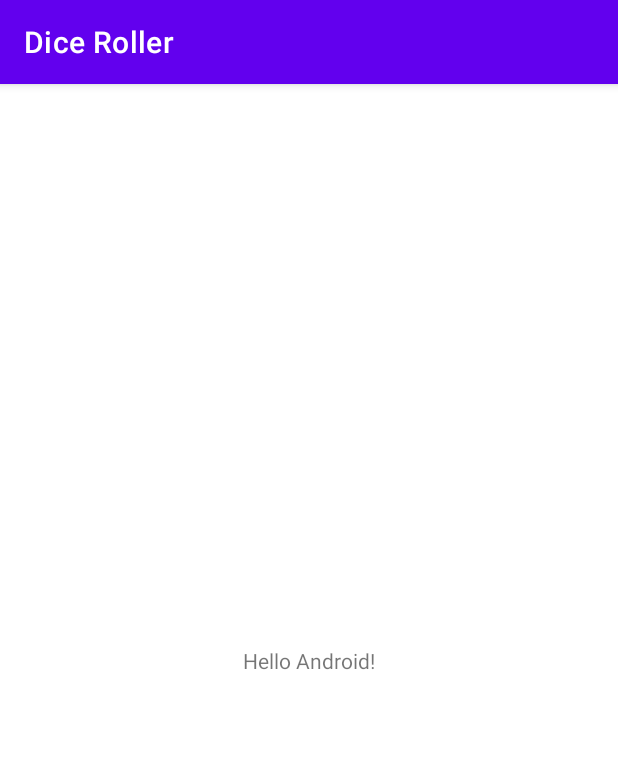
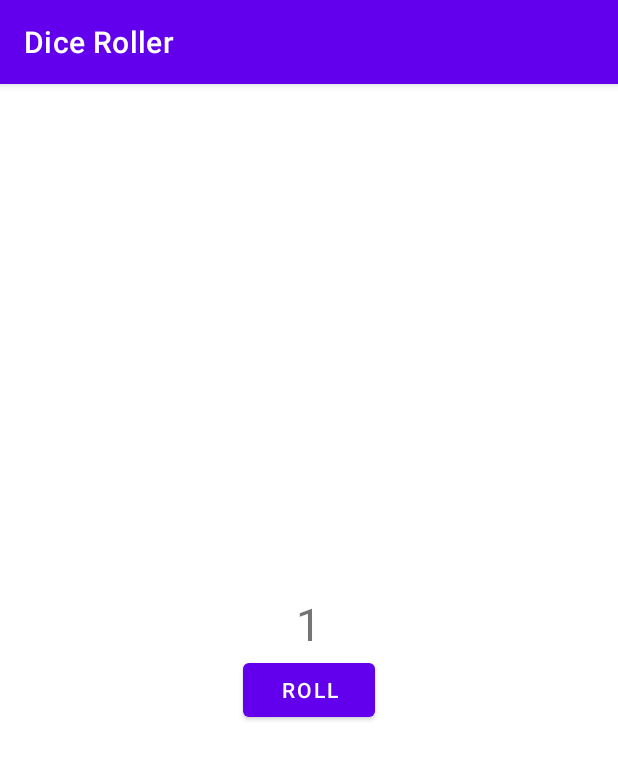
Before and after one commit to sabrina1507/DiceRoller, an Android app: the screen it shows after launch (MainActivity), on a phone screen of 412 x 824 dp. Shown: the top 760 px of the screen. Run offline under Robolectric (Android 15) with nearby library versions, the phone set to English and light mode, and no system bars.

Commit message:
Added button "Roll"

```diff
--- a/app/src/main/res/layout/activity_main.xml
+++ b/app/src/main/res/layout/activity_main.xml
@@ -1,18 +1,22 @@
 <?xml version="1.0" encoding="utf-8"?>
-<androidx.constraintlayout.widget.ConstraintLayout xmlns:android="http://schemas.android.com/apk/res/android"
-    xmlns:app="http://schemas.android.com/apk/res-auto"
+<LinearLayout xmlns:android="http://schemas.android.com/apk/res/android"
     xmlns:tools="http://schemas.android.com/tools"
     android:layout_width="match_parent"
-    android:layout_height="match_parent"
+    android:layout_height="wrap_content"
+    android:orientation="vertical"
+    android:layout_gravity="center_vertical"
     tools:context=".MainActivity">
 
     <TextView
         android:layout_width="wrap_content"
         android:layout_height="wrap_content"
-        android:text="Hello Android!"
-        app:layout_constraintBottom_toBottomOf="parent"
-        app:layout_constraintEnd_toEndOf="parent"
-        app:layout_constraintStart_toStartOf="parent"
-        app:layout_constraintTop_toTopOf="parent" />
+        android:text="1"
+        android:layout_gravity="center_horizontal"
+        android:textSize="30sp"/>
+    <Button
+        android:layout_width="wrap_content"
+        android:layout_height="wrap_content"
+        android:text="@string/roll"
+        android:layout_gravity="center_horizontal"/>
 
-</androidx.constraintlayout.widget.ConstraintLayout>
+</LinearLayout>
--- a/app/src/main/res/values/strings.xml
+++ b/app/src/main/res/values/strings.xml
@@ -1,3 +1,4 @@
 <resources>
     <string name="app_name">Dice Roller</string>
+    <string name="roll">Roll</string>
 </resources>
```
